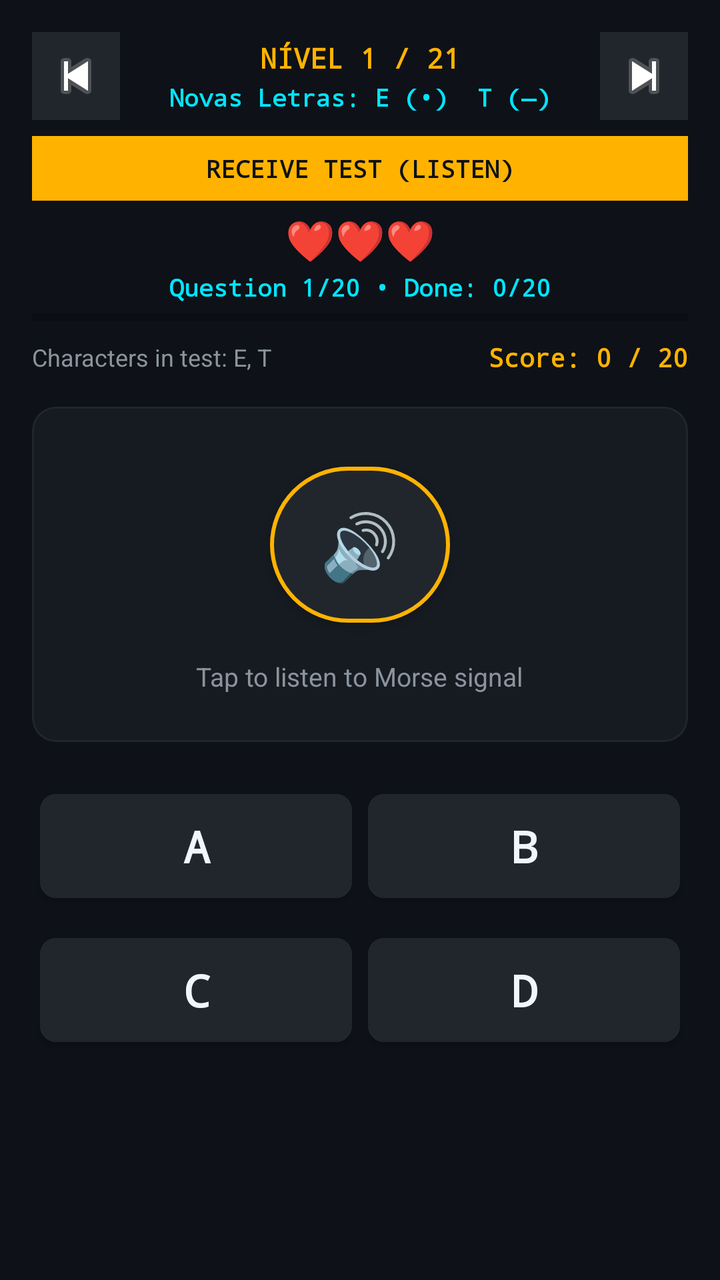
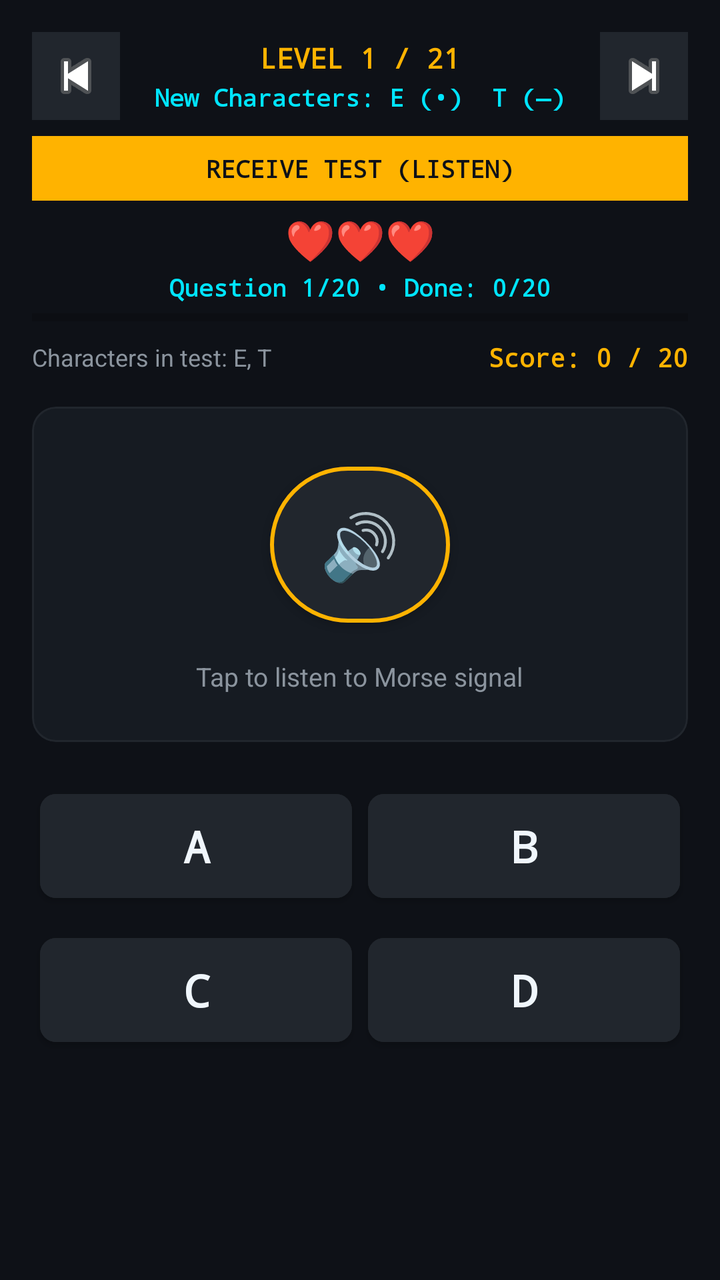

Before-and-after screenshots of an Android layout around one commit, followed by the original layout XML and the change that was made.
<!-- AndroidManifest.xml: application theme Theme.MorseGO -->
<!-- res/layout/fragment_receive.xml -->
<?xml version="1.0" encoding="utf-8"?>
<LinearLayout xmlns:android="http://schemas.android.com/apk/res/android"
    xmlns:app="http://schemas.android.com/apk/res-auto"
    android:layout_width="match_parent"
    android:layout_height="match_parent"
    android:background="@color/radio_dark"
    android:orientation="vertical"
    android:padding="16dp">

    
    <LinearLayout
        android:layout_width="match_parent"
        android:layout_height="wrap_content"
        android:gravity="center_vertical"
        android:orientation="horizontal">

        <ImageButton
            android:id="@+id/btnPrevLevel"
            android:layout_width="44dp"
            android:layout_height="44dp"
            android:background="@color/radio_surface_variant"
            android:contentDescription="Nível Anterior"
            android:src="@android:drawable/ic_media_previous" />

        <LinearLayout
            android:layout_width="0dp"
            android:layout_height="wrap_content"
            android:layout_weight="1"
            android:gravity="center"
            android:orientation="vertical">

            <TextView
                android:id="@+id/tvLevelNumber"
                android:layout_width="wrap_content"
                android:layout_height="wrap_content"
                android:fontFamily="monospace"
                android:text="NÍVEL 1 / 21"
                android:textColor="@color/morse_amber"
                android:textSize="14sp"
                android:textStyle="bold" />

            <TextView
                android:id="@+id/tvNewCharacters"
                android:layout_width="wrap_content"
                android:layout_height="wrap_content"
                android:layout_marginTop="2dp"
                android:fontFamily="monospace"
                android:text="Novas Letras: E (•)  T (—)"
                android:textColor="@color/morse_cyan"
                android:textSize="12sp"
                android:textStyle="bold" />
        </LinearLayout>

        <ImageButton
            android:id="@+id/btnNextLevel"
            android:layout_width="44dp"
            android:layout_height="44dp"
            android:background="@color/radio_surface_variant"
            android:contentDescription="Próximo Nível"
            android:src="@android:drawable/ic_media_next" />
    </LinearLayout>

    <ScrollView
        android:layout_width="match_parent"
        android:layout_height="0dp"
        android:layout_marginTop="8dp"
        android:layout_weight="1"
        android:fillViewport="true">

        <LinearLayout
            android:layout_width="match_parent"
            android:layout_height="wrap_content"
            android:orientation="vertical">

            
            <TextView
                android:id="@+id/tvPracticeHeaderTitle"
                android:layout_width="match_parent"
                android:layout_height="wrap_content"
                android:background="@color/morse_amber"
                android:fontFamily="monospace"
                android:gravity="center"
                android:padding="8dp"
                android:text="@string/receive_test_header"
                android:textColor="@color/radio_dark"
                android:textSize="12sp"
                android:textStyle="bold" />

            
            <TextView
                android:id="@+id/tvReceiveLives"
                android:layout_width="match_parent"
                android:layout_height="wrap_content"
                android:layout_marginTop="6dp"
                android:gravity="center"
                android:text="❤️❤️❤️"
                android:textColor="@color/morse_amber"
                android:textSize="20sp"
                android:textStyle="bold"
                android:visibility="visible" />

            
            <TextView
                android:id="@+id/tvReceiveProgress"
                android:layout_width="match_parent"
                android:layout_height="wrap_content"
                android:layout_marginTop="2dp"
                android:gravity="center"
                android:fontFamily="monospace"
                android:text="Question 1/20 • Done: 0/20"
                android:textColor="@color/morse_cyan"
                android:textSize="12sp"
                android:textStyle="bold"
                android:visibility="visible" />

            <ProgressBar
                android:id="@+id/pbReceiveProgress"
                style="?android:attr/progressBarStyleHorizontal"
                android:layout_width="match_parent"
                android:layout_height="6dp"
                android:layout_marginTop="4dp"
                android:layout_marginBottom="4dp"
                android:max="20"
                android:progress="0"
                android:progressTint="@color/morse_amber" />

            
            <LinearLayout
                android:layout_width="match_parent"
                android:layout_height="wrap_content"
                android:layout_marginTop="4dp"
                android:gravity="center_vertical"
                android:orientation="horizontal">

                <TextView
                    android:id="@+id/tvPracticeUnlockedInfo"
                    android:layout_width="0dp"
                    android:layout_height="wrap_content"
                    android:layout_weight="1"
                    android:text="Characters in test: E, T"
                    android:textColor="@color/text_secondary"
                    android:textSize="12sp" />

                <TextView
                    android:id="@+id/tvPracticeScore"
                    android:layout_width="wrap_content"
                    android:layout_height="wrap_content"
                    android:fontFamily="monospace"
                    android:text="Score: 0 / 20"
                    android:textColor="@color/morse_amber"
                    android:textSize="13sp"
                    android:textStyle="bold" />
            </LinearLayout>

            
            <com.google.android.material.card.MaterialCardView
                android:layout_width="match_parent"
                android:layout_height="wrap_content"
                android:layout_marginTop="16dp"
                android:backgroundTint="@color/radio_surface"
                app:cardCornerRadius="12dp"
                app:cardElevation="0dp"
                app:strokeColor="@color/radio_surface_variant"
                app:strokeWidth="1dp">

                <LinearLayout
                    android:layout_width="match_parent"
                    android:layout_height="wrap_content"
                    android:gravity="center_horizontal"
                    android:orientation="vertical"
                    android:padding="24dp">

                    <Button
                        android:id="@+id/btnPlayQuestionAudio"
                        android:layout_width="90dp"
                        android:layout_height="90dp"
                        android:backgroundTint="@color/radio_surface_variant"
                        android:fontFamily="monospace"
                        android:text="🔊"
                        android:textColor="@color/morse_amber"
                        android:textSize="32sp"
                        app:cornerRadius="45dp"
                        app:strokeColor="@color/morse_amber"
                        app:strokeWidth="2dp" />

                    <TextView
                        android:id="@+id/tvPracticeTapPrompt"
                        android:layout_width="wrap_content"
                        android:layout_height="wrap_content"
                        android:layout_marginTop="12dp"
                        android:text="@string/practice_tap_to_listen"
                        android:textColor="@color/text_secondary"
                        android:textSize="13sp" />
                </LinearLayout>
            </com.google.android.material.card.MaterialCardView>

            
            <GridLayout
                android:layout_width="match_parent"
                android:layout_height="wrap_content"
                android:layout_marginTop="16dp"
                android:columnCount="2"
                android:rowCount="2">

                <Button
                    android:id="@+id/btnOpt1"
                    android:layout_width="0dp"
                    android:layout_height="64dp"
                    android:layout_columnWeight="1"
                    android:layout_margin="4dp"
                    android:backgroundTint="@color/radio_surface_variant"
                    android:fontFamily="monospace"
                    android:text="A"
                    android:textColor="@color/text_primary"
                    android:textSize="22sp"
                    android:textStyle="bold"
                    app:cornerRadius="8dp" />

                <Button
                    android:id="@+id/btnOpt2"
                    android:layout_width="0dp"
                    android:layout_height="64dp"
                    android:layout_columnWeight="1"
                    android:layout_margin="4dp"
                    android:backgroundTint="@color/radio_surface_variant"
                    android:fontFamily="monospace"
                    android:text="B"
                    android:textColor="@color/text_primary"
                    android:textSize="22sp"
                    android:textStyle="bold"
                    app:cornerRadius="8dp" />

                <Button
                    android:id="@+id/btnOpt3"
                    android:layout_width="0dp"
                    android:layout_height="64dp"
                    android:layout_columnWeight="1"
                    android:layout_margin="4dp"
                    android:backgroundTint="@color/radio_surface_variant"
                    android:fontFamily="monospace"
                    android:text="C"
                    android:textColor="@color/text_primary"
                    android:textSize="22sp"
                    android:textStyle="bold"
                    app:cornerRadius="8dp" />

                <Button
                    android:id="@+id/btnOpt4"
                    android:layout_width="0dp"
                    android:layout_height="64dp"
                    android:layout_columnWeight="1"
                    android:layout_margin="4dp"
                    android:backgroundTint="@color/radio_surface_variant"
                    android:fontFamily="monospace"
                    android:text="D"
                    android:textColor="@color/text_primary"
                    android:textSize="22sp"
                    android:textStyle="bold"
                    app:cornerRadius="8dp" />
            </GridLayout>

            
            <TextView
                android:id="@+id/tvQuizResult"
                android:layout_width="match_parent"
                android:layout_height="wrap_content"
                android:layout_marginTop="12dp"
                android:gravity="center"
                android:textColor="@color/morse_green"
                android:textSize="15sp"
                android:textStyle="bold"
                android:visibility="gone" />

            <Button
                android:id="@+id/btnNextQuestion"
                android:layout_width="match_parent"
                android:layout_height="52dp"
                android:layout_marginTop="12dp"
                android:layout_marginBottom="24dp"
                android:backgroundTint="@color/morse_amber"
                android:fontFamily="monospace"
                android:text="@string/practice_next_question"
                android:textColor="@color/radio_dark"
                android:textStyle="bold"
                android:visibility="gone" />

        </LinearLayout>
    </ScrollView>
</LinearLayout>
<!-- resources referenced by this layout -->
<resources>
  <color name="morse_amber">#FFB300</color>
  <color name="morse_cyan">#00E5FF</color>
  <color name="morse_green">#00E676</color>
  <color name="radio_dark">#0E1117</color>
  <color name="radio_surface">#161B22</color>
  <color name="radio_surface_variant">#21262D</color>
  <color name="text_primary">#F0F6FC</color>
  <color name="text_secondary">#8B949E</color>
  <string name="practice_next_question">Next Question ▶</string>
  <string name="practice_tap_to_listen">Tap to listen to Morse signal</string>
  <string name="receive_test_header">RECEIVE TEST (LISTEN)</string>
  <style name="Theme.MorseGO" parent="Theme.MaterialComponents.DayNight.NoActionBar">
          
          <item name="colorPrimary">@color/morse_amber</item>
          <item name="colorPrimaryVariant">@color/morse_amber_dark</item>
          <item name="colorOnPrimary">@color/radio_dark</item>
  
          
          <item name="colorSecondary">@color/morse_cyan</item>
          <item name="colorSecondaryVariant">@color/morse_cyan_dark</item>
          <item name="colorOnSecondary">@color/radio_dark</item>
  
          
          <item name="android:colorBackground">@color/radio_dark</item>
          <item name="colorSurface">@color/radio_surface</item>
          <item name="colorOnSurface">@color/text_primary</item>
  
          
          <item name="android:statusBarColor">@color/radio_dark</item>
          <item name="android:navigationBarColor">@color/radio_dark</item>
          <item name="android:windowLightStatusBar">false</item>
      </style>
  <color name="morse_amber_dark">#FF8F00</color>
  <color name="morse_cyan_dark">#00B0FF</color>
</resources>

<!-- the commit's change to res/layout/fragment_receive.xml (unified diff, before → after) -->
@@ -34,7 +34,7 @@
                 android:layout_width="wrap_content"
                 android:layout_height="wrap_content"
                 android:fontFamily="monospace"
-                android:text="NÍVEL 1 / 21"
+                android:text="LEVEL 1 / 21"
                 android:textColor="@color/morse_amber"
                 android:textSize="14sp"
                 android:textStyle="bold" />
@@ -45,7 +45,7 @@
                 android:layout_height="wrap_content"
                 android:layout_marginTop="2dp"
                 android:fontFamily="monospace"
-                android:text="Novas Letras: E (•)  T (—)"
+                android:text="New Characters: E (•)  T (—)"
                 android:textColor="@color/morse_cyan"
                 android:textSize="12sp"
                 android:textStyle="bold" />
